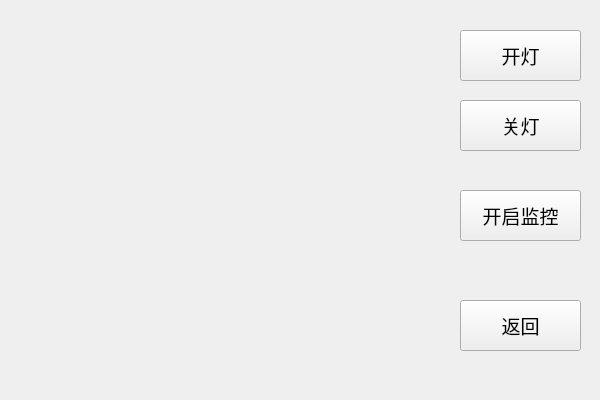
First picture: the form in Client/widget.ui, repository hydra0x10/Baby_Protection, before the edit.
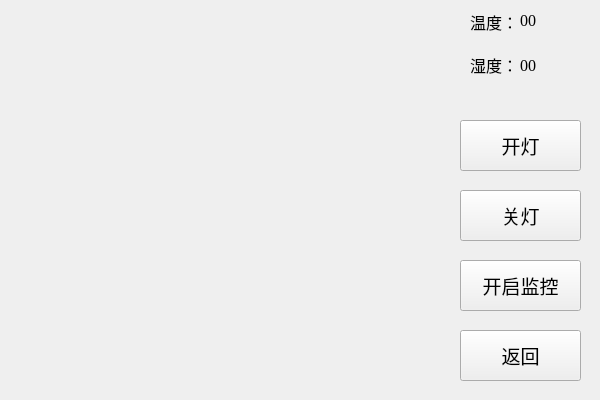
Second picture: the form after the edit.

```diff
--- a/Client/widget.ui
+++ b/Client/widget.ui
@@ -17,7 +17,7 @@
    <property name="geometry">
     <rect>
      <x>460</x>
-     <y>300</y>
+     <y>330</y>
      <width>121</width>
      <height>51</height>
     </rect>
@@ -36,7 +36,7 @@
    <property name="geometry">
     <rect>
      <x>460</x>
-     <y>30</y>
+     <y>120</y>
      <width>121</width>
      <height>51</height>
     </rect>
@@ -55,7 +55,7 @@
    <property name="geometry">
     <rect>
      <x>460</x>
-     <y>100</y>
+     <y>190</y>
      <width>121</width>
      <height>51</height>
     </rect>
@@ -74,7 +74,7 @@
    <property name="geometry">
     <rect>
      <x>460</x>
-     <y>190</y>
+     <y>260</y>
      <width>121</width>
      <height>51</height>
     </rect>
@@ -102,6 +102,82 @@
     <string/>
    </property>
   </widget>
+  <widget class="QLabel" name="temp">
+   <property name="geometry">
+    <rect>
+     <x>470</x>
+     <y>10</y>
+     <width>41</width>
+     <height>21</height>
+    </rect>
+   </property>
+   <property name="font">
+    <font>
+     <family>楷体</family>
+     <pointsize>12</pointsize>
+    </font>
+   </property>
+   <property name="text">
+    <string>&lt;html&gt;&lt;head/&gt;&lt;body&gt;&lt;p&gt;&lt;span style=&quot; font-size:12pt;&quot;&gt;温度：&lt;/span&gt;&lt;/p&gt;&lt;/body&gt;&lt;/html&gt;</string>
+   </property>
+  </widget>
+  <widget class="QLabel" name="humi">
+   <property name="geometry">
+    <rect>
+     <x>470</x>
+     <y>50</y>
+     <width>41</width>
+     <height>31</height>
+    </rect>
+   </property>
+   <property name="font">
+    <font>
+     <family>楷体</family>
+     <pointsize>12</pointsize>
+    </font>
+   </property>
+   <property name="text">
+    <string>&lt;html&gt;&lt;head/&gt;&lt;body&gt;&lt;p&gt;湿度：&lt;/p&gt;&lt;/body&gt;&lt;/html&gt;</string>
+   </property>
+  </widget>
+  <widget class="QLabel" name="show_temp">
+   <property name="geometry">
+    <rect>
+     <x>520</x>
+     <y>0</y>
+     <width>61</width>
+     <height>41</height>
+    </rect>
+   </property>
+   <property name="font">
+    <font>
+     <family>Times New Roman</family>
+     <pointsize>12</pointsize>
+    </font>
+   </property>
+   <property name="text">
+    <string>00</string>
+   </property>
+  </widget>
+  <widget class="QLabel" name="show_humi">
+   <property name="geometry">
+    <rect>
+     <x>520</x>
+     <y>50</y>
+     <width>61</width>
+     <height>31</height>
+    </rect>
+   </property>
+   <property name="font">
+    <font>
+     <family>Times New Roman</family>
+     <pointsize>12</pointsize>
+    </font>
+   </property>
+   <property name="text">
+    <string>00</string>
+   </property>
+  </widget>
  </widget>
  <layoutdefault spacing="6" margin="11"/>
  <resources/>
```
